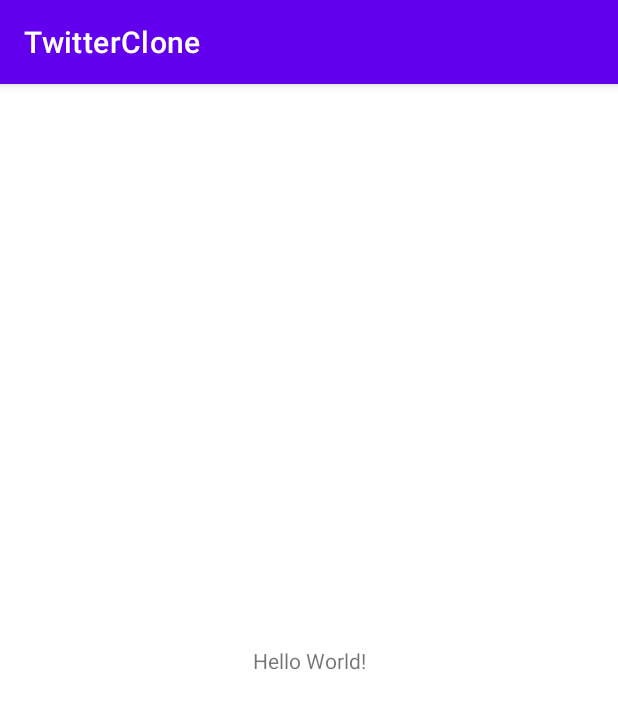
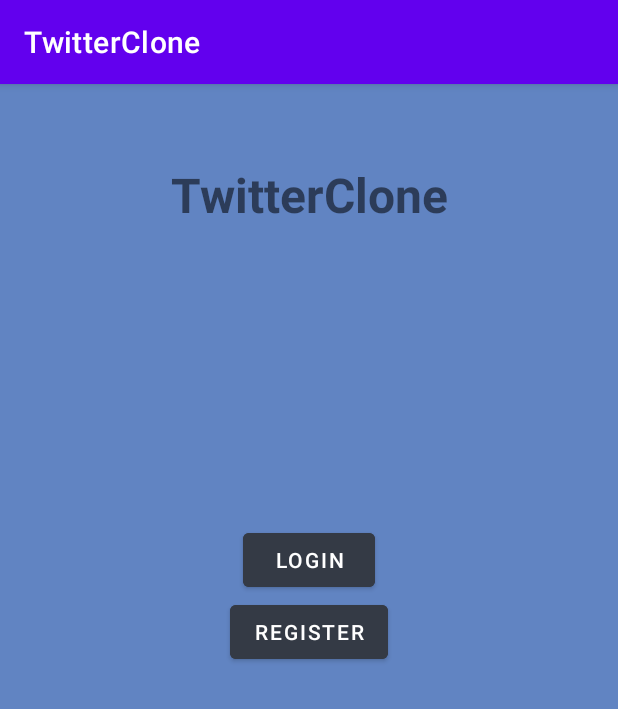
Before and after one commit to b0bbydev/COMP3025-Assignment1, an Android app: the screen it shows after launch (MainActivity), on a phone screen of 412 x 824 dp. Shown: the top 709 px of the screen. Run offline under Robolectric (Android 15) with nearby library versions, the light colour scheme and no system bars.

Commit message:
initial shell created

```diff
--- a/app/src/main/res/layout/activity_main.xml
+++ b/app/src/main/res/layout/activity_main.xml
@@ -4,15 +4,40 @@
     xmlns:tools="http://schemas.android.com/tools"
     android:layout_width="match_parent"
     android:layout_height="match_parent"
+    android:background="@color/fadedblue"
     tools:context=".MainActivity">
 
-    <TextView
+    <Button
+        android:id="@+id/loginButton"
         android:layout_width="wrap_content"
         android:layout_height="wrap_content"
-        android:text="Hello World!"
-        app:layout_constraintBottom_toBottomOf="parent"
-        app:layout_constraintLeft_toLeftOf="parent"
-        app:layout_constraintRight_toRightOf="parent"
+        android:layout_marginTop="293dp"
+        android:text="@string/login_button"
+        android:backgroundTint="@color/darkgrey"
+        app:layout_constraintEnd_toEndOf="parent"
+        app:layout_constraintStart_toStartOf="parent"
         app:layout_constraintTop_toTopOf="parent" />
 
+    <Button
+        android:id="@+id/registerButton"
+        android:layout_width="wrap_content"
+        android:layout_height="wrap_content"
+        android:layout_marginTop="341dp"
+        android:text="@string/register_button"
+        android:backgroundTint="@color/darkgrey"
+        app:layout_constraintEnd_toEndOf="parent"
+        app:layout_constraintStart_toStartOf="parent"
+        app:layout_constraintTop_toTopOf="parent" />
+
+    <TextView
+        android:id="@+id/titleTextView"
+        android:layout_width="wrap_content"
+        android:layout_height="wrap_content"
+        android:layout_marginTop="52dp"
+        android:text="@string/twitterclone"
+        android:textSize="32sp"
+        android:textStyle="bold"
+        app:layout_constraintEnd_toEndOf="parent"
+        app:layout_constraintStart_toStartOf="parent"
+        app:layout_constraintTop_toTopOf="parent" />
 </androidx.constraintlayout.widget.ConstraintLayout>
--- a/app/src/main/res/values/colors.xml
+++ b/app/src/main/res/values/colors.xml
@@ -7,4 +7,6 @@
     <color name="teal_700">#FF018786</color>
     <color name="black">#FF000000</color>
     <color name="white">#FFFFFFFF</color>
+    <color name="fadedblue">#6184C2</color>
+    <color name="darkgrey">#343A45</color>
 </resources>
--- a/app/src/main/res/values/strings.xml
+++ b/app/src/main/res/values/strings.xml
@@ -1,3 +1,6 @@
 <resources>
     <string name="app_name">TwitterClone</string>
+    <string name="login_button">Login</string>
+    <string name="register_button">Register</string>
+    <string name="twitterclone">TwitterClone</string>
 </resources>
```
Also changed, not shown: 6 other files.
